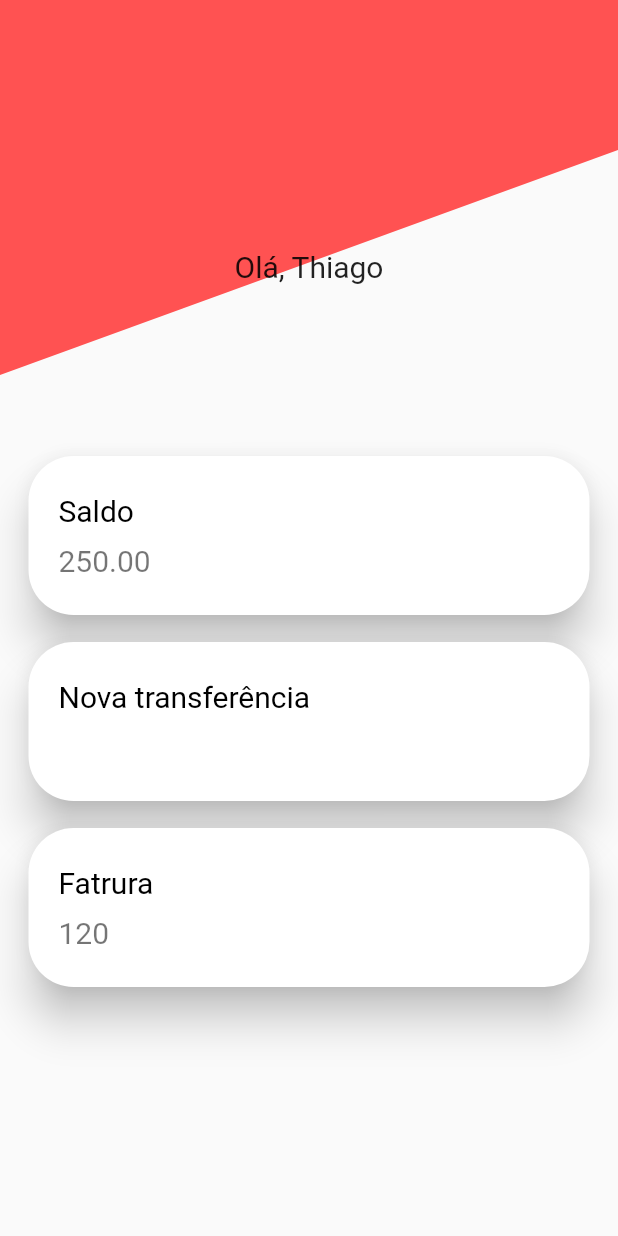
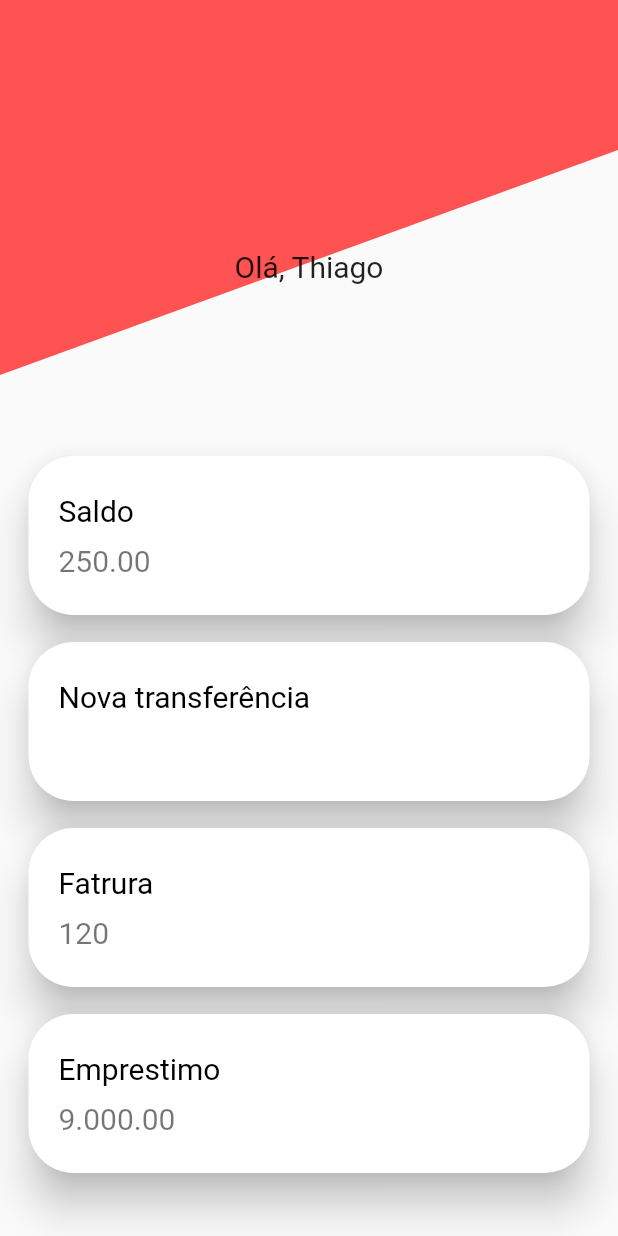
Before and after one commit to Magnothiago/AlfaBank, a Flutter app: the Perfil screen opened by its route, on a phone screen of 412 x 824 dp. Run offline on Flutter 3.47's test engine with Material 2 defaults, Android fonts, the phone set to English and light mode, and no system bars; our stand-ins replace brasil_fields, cloud_firestore, email_validator, firebase_auth, firebase_core, flutter_screenutil and 1 more; missing offline and left inert: cpfcnpj; accounts and stored records are empty.

Commit message:
novo card

```diff
--- a/lib/src/screnn/login.dart
+++ b/lib/src/screnn/login.dart
@@ -5,8 +5,6 @@ import 'package:alfa_banck/src/screnn/screen_main.dart';
 import 'package:brasil_fields/brasil_fields.dart';
 import 'package:flutter/material.dart';
 import 'package:flutter/services.dart';
-
-import '../resources/repository.dart';
 
 class Login extends StatelessWidget {
   static const String routeName = "login_page";
@@ -21,14 +19,11 @@ class Login extends StatelessWidget {
       body: Padding(
         padding: const EdgeInsets.all(32),
         child: ListView(
-          //mainAxisAlignment: MainAxisAlignment.end,
           children: [
             SizedBox(
               width: 240,
               height: 240,
-              //child: Image.asset('assets/Logo_alfa.png'),
               child: Image.asset('assets/alfa.png'),
-              //child: Image.asset('assets/alfa_novo.png'),
             ),
             TextFildLogin(
               tipoTeclado: TextInputType.number,
--- a/lib/src/screnn/screen_inicial/home.dart
+++ b/lib/src/screnn/screen_inicial/home.dart
@@ -38,6 +38,18 @@ class Perfil extends StatelessWidget {
               '120',
                   () {},
             ),
+            SizedBox(
+              height: 10,
+            ),
+            CardItem(
+              'Emprestimo',
+              Colors.black,
+              '9.000.00',
+                  () {},
+            ),
+            SizedBox(
+              height: 10,
+            ),
           ],
         ),
       ),
```
